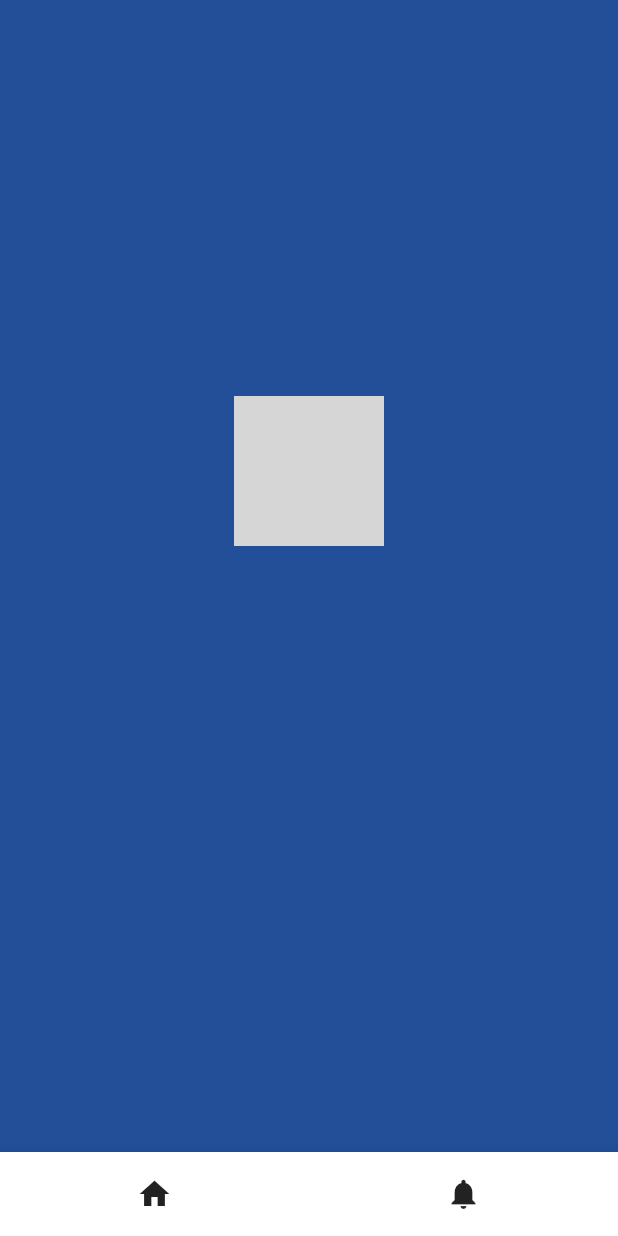
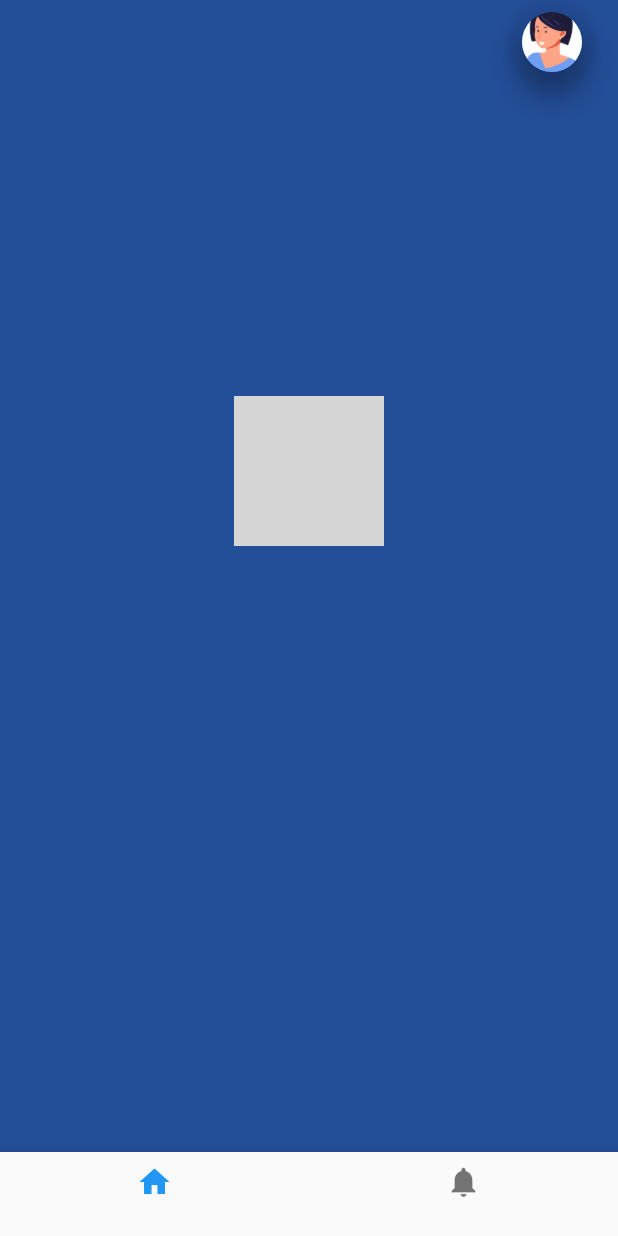
Before and after one commit to pedrobbarbosa/magister-clone, a Flutter app: the screen it shows after launch, after a tap on "Login", on a phone screen of 412 x 824 dp. Run offline on Flutter 3.47's test engine with Material 2 defaults, Android fonts, the phone set to English and light mode, and no system bars; grey boxes are pictures that could not be loaded.

Commit message:
criando a pagina perfil,alet,editando a home e criando aba de teste " aba de teste será a pagina home em breve

```diff
--- a/lib/home.dart
+++ b/lib/home.dart
@@ -1,4 +1,7 @@
 import 'package:flutter/material.dart';
+import 'package:magister_clone/perfil.dart';
+
+import 'alert.dart';
 
 class HomeScreen extends StatefulWidget {
   const HomeScreen({Key? key}) : super(key: key);
@@ -7,10 +10,27 @@ class HomeScreen extends StatefulWidget {
 }
 
 @override
+_HomeScreenState createState() => _HomeScreenState();
+
 class _HomeScreenState extends State<HomeScreen> {
   @override
   Widget build(BuildContext context) {
     return Scaffold(
+      floatingActionButton: FloatingActionButton(
+        onPressed: () {
+          Navigator.push(
+            context,
+            MaterialPageRoute(builder: (context) => Perfil()),
+          );
+          // ação quando o botão é pressionado
+        },
+        backgroundColor: Colors.transparent,
+        child: CircleAvatar(
+          radius: 20,
+          backgroundImage: AssetImage('assets/images/perfil.png'),
+        ),
+      ),
+      floatingActionButtonLocation: FloatingActionButtonLocation.endTop,
       backgroundColor: Color(0xFF234E98),
       body: Center(
         child: Container(
@@ -27,29 +47,6 @@ class _HomeScreenState extends State<HomeScreen> {
           ),
         ),
       ),
-      bottomNavigationBar: BottomAppBar(
-        color: Colors.blue,
-        child: PreferredSize(
-          preferredSize: Size.fromHeight(kToolbarHeight),
-          child: Container(
-            color: Colors.white,
-            height: kToolbarHeight,
-            child: Row(
-              mainAxisAlignment: MainAxisAlignment.spaceAround,
-              children: [
-                IconButton(
-                  onPressed: () {},
-                  icon: Icon(Icons.home),
-                ),
-                IconButton(
-                  onPressed: () {},
-                  icon: Icon(Icons.notifications),
-                ),
-              ],
-            ),
-          ),
-        ),
-      ),
     );
   }
 }
--- a/lib/login.dart
+++ b/lib/login.dart
@@ -2,6 +2,7 @@
 
 import 'package:flutter/material.dart';
 import 'package:magister_clone/home.dart';
+import 'package:magister_clone/teste.dart';
 
 class LoginPage extends StatelessWidget {
   @override
@@ -56,7 +57,7 @@ class LoginPage extends StatelessWidget {
                 onPressed: () {
                   Navigator.push(
                     context,
-                    MaterialPageRoute(builder: (context) => HomeScreen()),
+                    MaterialPageRoute(builder: (context) => teste()),
                   );
                   // a��o do bot�o de login aqui
                 },
--- a/lib/main.dart
+++ b/lib/main.dart
@@ -1,5 +1,6 @@
 import 'package:flutter/material.dart';
-
+import 'package:magister_clone/teste.dart';
+import 'package:magister_clone/teste.dart';
 import 'login.dart';
 
 void main() {
--- /dev/null
+++ b/lib/teste.dart
@@ -0,0 +1,52 @@
+import 'package:flutter/material.dart';
+import 'package:magister_clone/alert.dart';
+import 'package:magister_clone/home.dart';
+
+class teste extends StatefulWidget {
+  teste({Key? key}) : super(key: key);
+  @override
+  _MyHomePageState createState() => _MyHomePageState();
+}
+
+class _MyHomePageState extends State<teste> {
+  int indexcurrent = 0;
+  late PageController pc;
+
+  @override
+  void initState() {
+    // TODO: implement initState
+    super.initState();
+    pc = PageController(initialPage: indexcurrent);
+  }
+
+  setindexcurrent(index) {
+    setState(() {
+      indexcurrent = index;
+    });
+  }
+
+  @override
+  Widget build(BuildContext context) {
+    return Scaffold(
+      body: PageView(
+        controller: pc,
+        children: [
+          HomeScreen(),
+          NotificationTab(),
+        ],
+        onPageChanged: setindexcurrent,
+      ),
+      bottomNavigationBar: BottomNavigationBar(
+        currentIndex: indexcurrent,
+        items: [
+          BottomNavigationBarItem(icon: Icon(Icons.home), label: ' '),
+          BottomNavigationBarItem(icon: Icon(Icons.notifications), label: '')
+        ],
+        onTap: (index) {
+          pc.animateToPage(index,
+              duration: Duration(milliseconds: 400), curve: Curves.ease);
+        },
+      ),
+    );
+  }
+}
```
Also changed, not shown: lib/alert.dart (added, +41 -0 lines), lib/perfil.dart (added, +141 -0 lines), assets/images/perfil.png (added).
